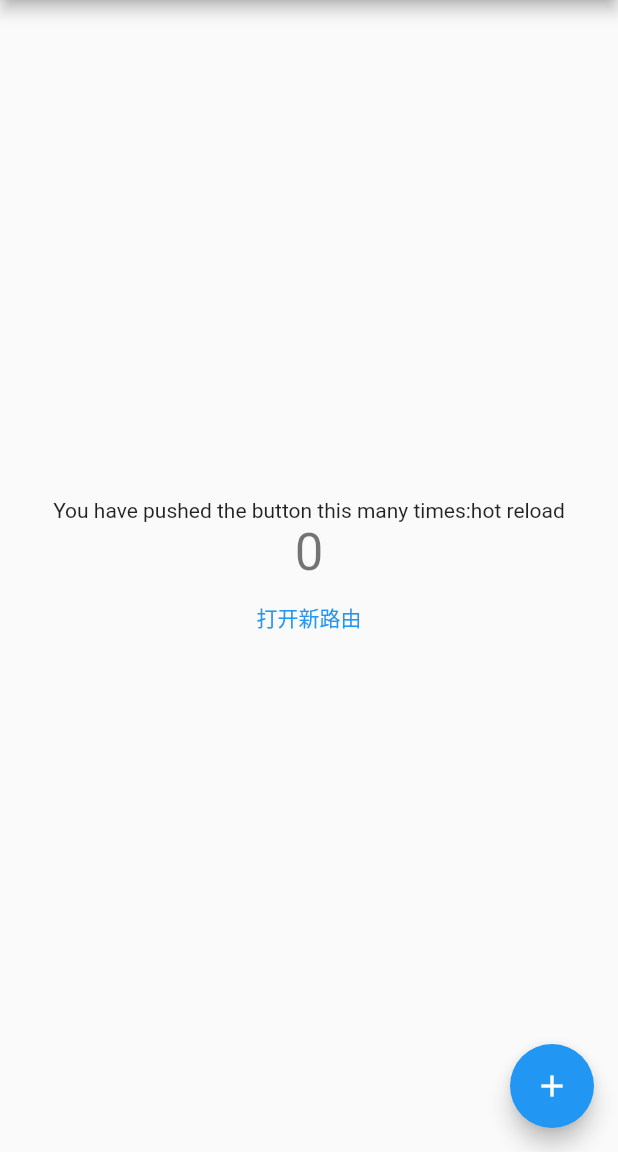
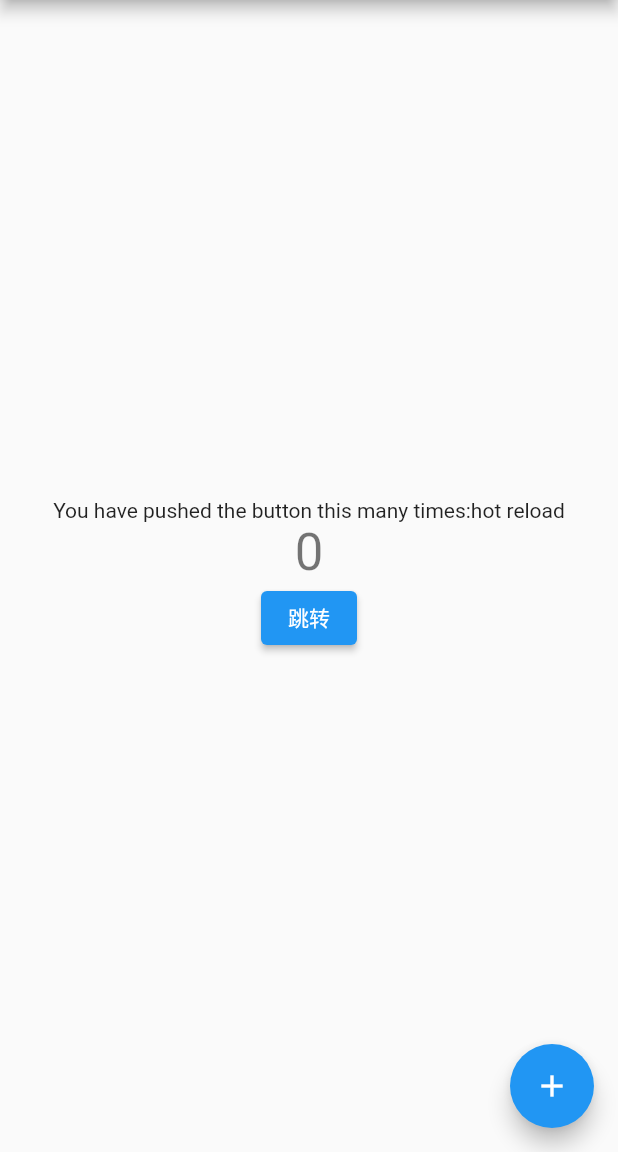
Before and after one commit to kyuubeeSama/flutterDemo, a Flutter app: the screen it shows after launch, on a phone screen of 412 x 824 dp, the part 84-1236 px from its top. Run offline on Flutter 3.47's test engine with Material 2 defaults, Android fonts, the phone set to English and light mode, and no system bars.

Commit message:
添加新页面，添加路由

```diff
--- a/lib/main.dart
+++ b/lib/main.dart
@@ -1,9 +1,11 @@
 import 'package:flutter/material.dart';
+import 'package:flutter_demo/LabelPage.dart';
 
 //导入包
 //应用入口
 void main() => runApp(MyApp());
 
+// 应用结构
 class MyApp extends StatelessWidget {
   // This widget is the root of your application.
   @override
@@ -26,6 +28,7 @@ class MyApp extends StatelessWidget {
       ),
       // 应用首页路由
       home: MyHomePage(title: 'Flutter Demo Home Page'),
+      routes: {"labelPage": (context) => LabelPage()},
     );
   }
 }
@@ -67,6 +70,7 @@ class _MyHomePageState extends State<MyHomePage> {
     });
   }
 
+// 创建页面，flutter自动调用
   @override
   Widget build(BuildContext context) {
     // This method is rerun every time setState is called, for instance as done
@@ -75,7 +79,7 @@ class _MyHomePageState extends State<MyHomePage> {
     // The Flutter framework has been optimized to make rerunning build methods
     // fast, so that you can just rebuild anything that needs updating rather
     // than having to individually change instances of widgets.
-    // 系统提供的页面脚手架
+    // 系统提供的页面脚手架，自带导航栏，标题，主屏幕body
     return Scaffold(
       //导航栏
       appBar: AppBar(
@@ -111,17 +115,16 @@ class _MyHomePageState extends State<MyHomePage> {
             ),
             // 绑定内容为技术
             Text('$_counter', style: Theme.of(context).textTheme.headline4),
-            FlatButton(
+            ElevatedButton(
+              child: Text("跳转"),
               onPressed: () {
-                // Navigator 创建栈进行路由管理，类似ios的navigaitoncontroller
-                // MaterialPageRoute 模态路由，会根据系统自动设置转场动画
-                Navigator.push(context, MaterialPageRoute(builder: (context) {
-                  return NewRoute();
-                }));
+                Navigator.pushNamed(context, "labelPage");
+                // Navigator.push(
+                //     context,
+                //     MaterialPageRoute(
+                //         builder: (context) => LabelPage()));
               },
-              child: Text("打开新路由"),
-              textColor: Colors.blue,
-            )
+            ),
           ],
         ),
       ),
@@ -136,14 +139,3 @@ class _MyHomePageState extends State<MyHomePage> {
     );
   }
 }
-
-// 创建一个新路由
-class NewRoute extends StatelessWidget {
-  @override
-  Widget build(BuildContext context) {
-    return Scaffold(
-      appBar: AppBar(title: Text("新路由")),
-      body: Center(child: Text("新路由界面")),
-    );
-  }
-}
```
Also changed, not shown: lib/LabelPage.dart (added, +17 -0 lines), 3 other files.
